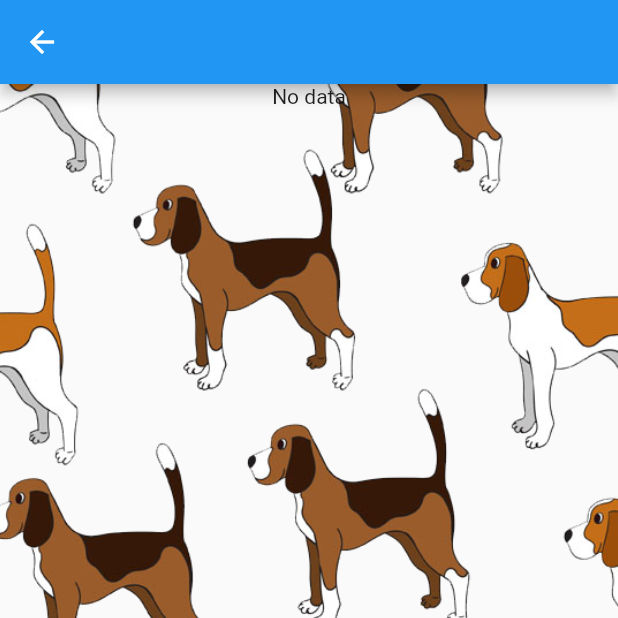
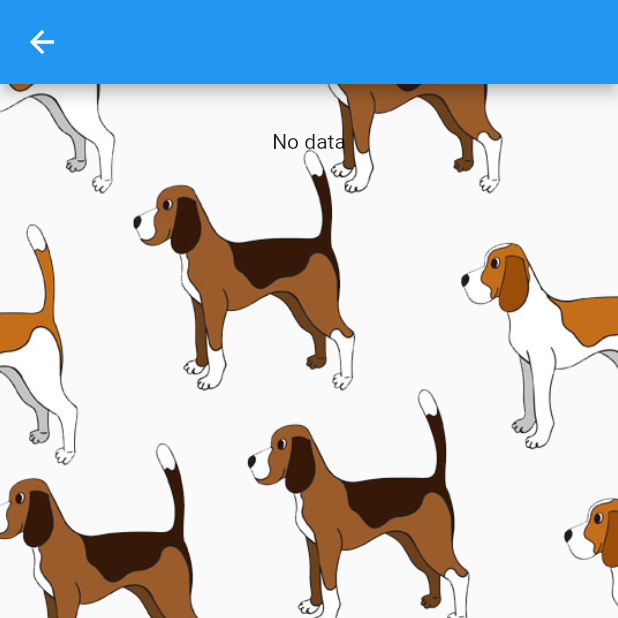
Before and after one commit to ShawnLiu-1/dog_bark_detector, a Flutter app: the screen it shows after launch, after a tap on the "forward" icon, on a phone screen of 412 x 824 dp, the top half of it. Run offline on Flutter 3.47's test engine with Material 2 defaults, Android fonts, the phone set to English and light mode, and no system bars; our stand-ins replace firebase_database, firebase_messaging, splashscreen; accounts and stored records are empty.

Commit message:
update AndroidManifest.xml

```diff
--- a/lib/RecordPage.dart
+++ b/lib/RecordPage.dart
@@ -61,6 +61,7 @@ class _RecordPageState extends State<RecordPage> {
         child: Column(
           mainAxisAlignment: MainAxisAlignment.center,
           children: <Widget>[
+            SizedBox(height: 30.0),
             Expanded(flex:1,
               child: dateList.isNotEmpty
                   ? Text(
@@ -68,6 +69,8 @@ class _RecordPageState extends State<RecordPage> {
                     dateList[dateList.length - 1] +
                     " / " +
                     confidenceList[confidenceList.length - 1],
+                style: TextStyle(fontSize: 30,fontFamily: 'Lato',color: Colors.brown,backgroundColor: Colors.white70,),
+                textAlign: TextAlign.center,
               )
                   : Text('No data')),
 
```
Also changed, not shown: 1 other file.
